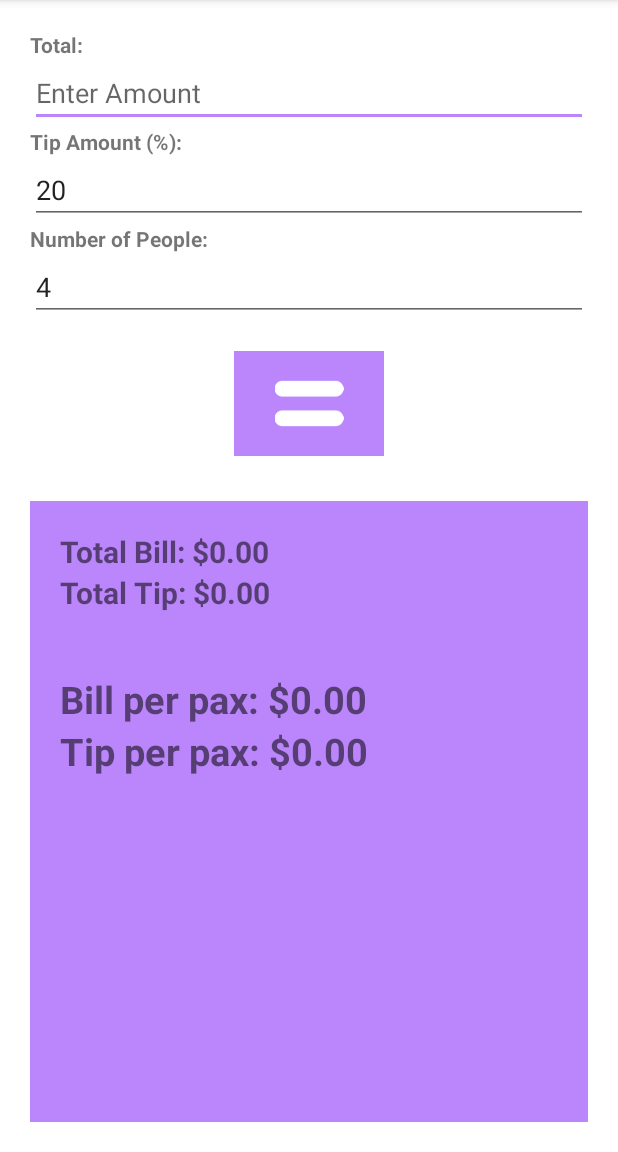
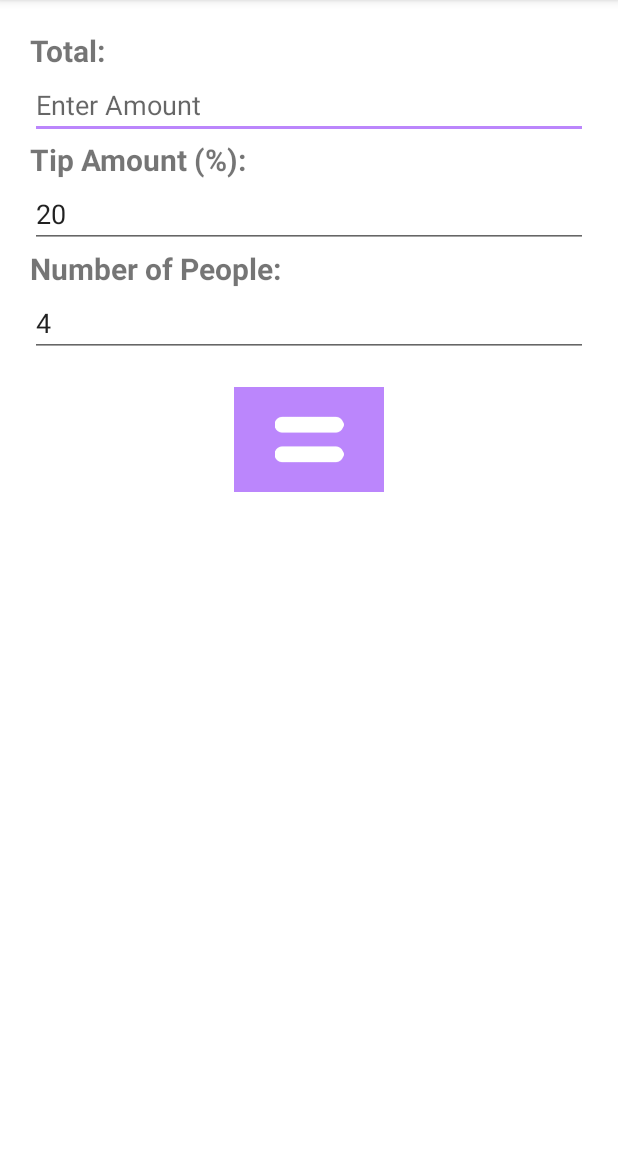
Before and after one commit to lawreyios/tipcalculator, an Android app: the screen it shows after launch (MainActivity), after a tap on an icon or button, on a phone screen of 412 x 824 dp, the part 84-1236 px from its top. Run offline under Robolectric (Android 15) with nearby library versions, the phone set to English and light mode, and no system bars.

```diff
--- a/app/src/main/java/com/raywenderlich/tipcalculator/MainActivity.kt
+++ b/app/src/main/java/com/raywenderlich/tipcalculator/MainActivity.kt
@@ -1,6 +1,5 @@
 package com.raywenderlich.tipcalculator
 
-import android.app.Activity
 import android.content.Context
 import android.os.Bundle
 import android.support.v7.app.AppCompatActivity
@@ -9,6 +8,9 @@ import android.view.inputmethod.InputMethodManager
 import android.widget.EditText
 import android.widget.ImageButton
 import android.widget.TextView
+import android.widget.Toast
+
+const val HUNDRED_PERCENT = 100
 
 class MainActivity : AppCompatActivity() {
 
@@ -50,26 +52,42 @@ class MainActivity : AppCompatActivity() {
     }
 
     private fun calculateTip() {
-        val amount = amountText.text.toString().toDouble();
-        val tip = tipText.text.toString().toInt();
-        val people = peopleText.text.toString().toInt();
 
-        val totalAmount = amount * (100 + tip)/100
-        val totalTip = tip * amount
+        if (amountText.text.isEmpty()) {
+            Toast.makeText(this, getString(R.string.amountTextErrorMessage), Toast.LENGTH_SHORT).show()
+            return
+        }
+
+        if (tipText.text.isEmpty()) {
+            Toast.makeText(this, getString(R.string.tipTextErrorMessage), Toast.LENGTH_SHORT).show()
+            return
+        }
+
+        if (peopleText.text.isEmpty()) {
+            Toast.makeText(this, getString(R.string.peopleTextDefaultValue), Toast.LENGTH_SHORT).show()
+            return
+        }
+
+        val amount = amountText.text.toString().toDouble()
+        val tipPercent = tipText.text.toString().toInt()
+        val people = peopleText.text.toString().toInt()
+
+        val totalAmount = amount * (HUNDRED_PERCENT + tipPercent) / HUNDRED_PERCENT
+        val totalTip = tipPercent * amount
         val billPerPax = totalAmount / people
         val tipPerPax = totalTip / people
 
-        totalBillTextView.text = "Total Bill: $" + String.format("%.2f", totalAmount);
-        totalTipTextView.text = "Total Tip: $" + String.format("%.2f", totalTip);
-        billPerPaxTextView.text = "Bill per pax: $" + String.format("%.2f", billPerPax);
-        tipPerPaxTextView.text = "Tip per pax: $" + String.format("%.2f", tipPerPax);
+        totalBillTextView.text = String.format(getString(R.string.totalAmountText), totalAmount)
+        totalTipTextView.text = String.format(getString(R.string.totalTipText), totalTip)
+        billPerPaxTextView.text = String.format(getString(R.string.billPerPaxText), billPerPax)
+        tipPerPaxTextView.text = String.format(getString(R.string.tipPerPaxText), tipPerPax)
 
         amountText.hideKeyboard()
         tipText.hideKeyboard()
         peopleText.hideKeyboard()
     }
 
-    fun View.hideKeyboard() {
+    private fun View.hideKeyboard() {
         val imm = context.getSystemService(Context.INPUT_METHOD_SERVICE) as InputMethodManager
         imm.hideSoftInputFromWindow(windowToken, 0)
     }
--- a/app/src/main/res/layout/activity_main.xml
+++ b/app/src/main/res/layout/activity_main.xml
@@ -1,5 +1,6 @@
 <?xml version="1.0" encoding="utf-8"?>
-<LinearLayout xmlns:android="http://schemas.android.com/apk/res/android"
+<LinearLayout
+        xmlns:android="http://schemas.android.com/apk/res/android"
         xmlns:tools="http://schemas.android.com/tools"
         android:layout_width="match_parent"
         android:layout_height="match_parent"
@@ -8,45 +9,44 @@
         android:background="@color/colorWhite"
         tools:context=".MainActivity">
 
-
     <TextView
             android:layout_width="match_parent"
             android:layout_height="wrap_content"
-    android:textStyle="bold"
-    android:text="Total:" />
+            style="@style/h4Bold"
+            android:text="@string/amountTextLabel"/>
 
     <EditText
             android:id="@+id/amountText"
             android:layout_width="match_parent"
             android:layout_height="wrap_content"
             android:inputType="numberDecimal"
-    android:hint="Enter Amount" />
+            android:hint="@string/amountTextHint"/>
 
     <TextView
             android:layout_width="match_parent"
             android:layout_height="wrap_content"
-    android:textStyle="bold"
-    android:text="Tip Amount (%):" />
+            style="@style/h4Bold"
+            android:text="@string/tipTextLabel"/>
 
     <EditText
             android:id="@+id/tipText"
             android:layout_width="match_parent"
             android:layout_height="wrap_content"
             android:inputType="number"
-    android:text="20" />
+            android:text="@string/tipTextDefaultValue"/>
 
     <TextView
             android:layout_width="match_parent"
             android:layout_height="wrap_content"
-    android:textStyle="bold"
-    android:text="Number of People:" />
+            style="@style/h4Bold"
+            android:text="@string/peopleTextLabel"/>
 
     <EditText
             android:id="@+id/peopleText"
             android:layout_width="match_parent"
             android:layout_height="wrap_content"
             android:inputType="number"
-    android:text="4" />
+            android:text="@string/peopleTextDefaultValue"/>
 
     <RelativeLayout
             android:layout_marginTop="20dp"
@@ -65,7 +65,6 @@
                 android:layout_centerHorizontal="true"
                 android:adjustViewBounds="true"
                 android:padding="12dp"
-      android:onClick="calculateTip"
         />
 
     </RelativeLayout>
@@ -74,7 +73,7 @@
             android:layout_width="match_parent"
             android:layout_height="match_parent"
             android:orientation="vertical"
-    android:background="@color/colorAccent"
+            android:background="@color/colorWhite"
             android:layout_marginTop="30dp"
             android:padding="20dp">
 
@@ -82,37 +81,27 @@
                 android:id="@+id/totalBillTextView"
                 android:layout_width="wrap_content"
                 android:layout_height="wrap_content"
-      android:textSize="20sp"
-      android:textStyle="bold"
-      android:text="Total Bill: $0" />
+                style="@style/h4Bold"/>
 
         <TextView
                 android:id="@+id/totalTipTextView"
                 android:layout_width="wrap_content"
                 android:layout_height="wrap_content"
-      android:textSize="20sp"
-      android:textStyle="bold"
-      android:text="Total Tip: $0" />
+                style="@style/h4Bold"/>
 
         <TextView
                 android:id="@+id/billPerPaxTextView"
                 android:layout_width="wrap_content"
                 android:layout_height="wrap_content"
                 android:layout_marginTop="40dp"
-      android:textSize="25sp"
-      android:textStyle="bold"
-      android:text="Bill per pax: $0" />
+                style="@style/h3Bold"/>
 
         <TextView
                 android:id="@+id/tipPerPaxTextView"
                 android:layout_width="wrap_content"
                 android:layout_height="wrap_content"
-      android:textSize="25sp"
-      android:textStyle="bold"
-      android:text="Tip per pax: $0" />
-
+                style="@style/h3Bold"/>
 
     </LinearLayout>
 
-
 </LinearLayout>
--- a/app/src/main/res/values/strings.xml
+++ b/app/src/main/res/values/strings.xml
@@ -1,3 +1,18 @@
 <resources>
     <string name="app_name">Tip Calculator</string>
+    <string name="amountTextLabel">Total:</string>
+    <string name="amountTextHint">Enter Amount</string>
+    <string name="tipTextLabel">Tip Amount (%):</string>
+    <string name="tipTextDefaultValue">20</string>
+    <string name="peopleTextLabel">Number of People:</string>
+    <string name="peopleTextDefaultValue">4</string>
+
+    <string name="amountTextErrorMessage">You did not enter an amount</string>
+    <string name="tipTextErrorMessage">You did not enter tip percentage</string>
+    <string name="peopleTextErrorMessage">You did not enter number of people</string>
+
+    <string name="totalAmountText">Total Bill: $%.2f</string>
+    <string name="totalTipText">Total Tip: $%.2f</string>
+    <string name="billPerPaxText">Bill per pax: $%.2f</string>
+    <string name="tipPerPaxText">Tip per pax: $%.2f</string>
 </resources>
--- a/app/src/main/res/values/styles.xml
+++ b/app/src/main/res/values/styles.xml
@@ -8,4 +8,14 @@
         <item name="colorAccent">@color/colorAccent</item>
     </style>
 
+    <style name="h3Bold">
+        <item name="android:textSize">25sp</item>
+        <item name="android:textStyle">bold</item>
+    </style>
+
+    <style name="h4Bold">
+        <item name="android:textSize">20sp</item>
+        <item name="android:textStyle">bold</item>
+    </style>
+
 </resources>
```
Also changed, not shown: 5 other files. Lines whose indentation alone changed are shown as unchanged.
